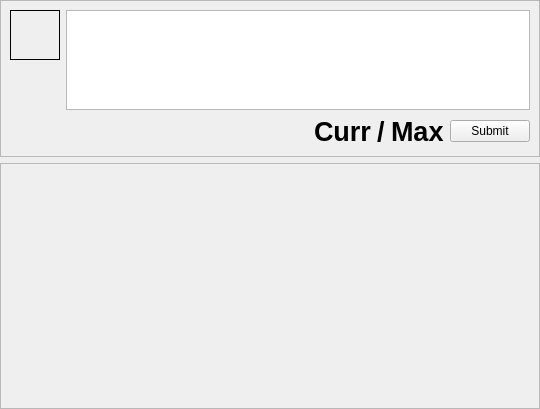
dmzdev/stance, file ui/ForumView.ui: the form before one commit.
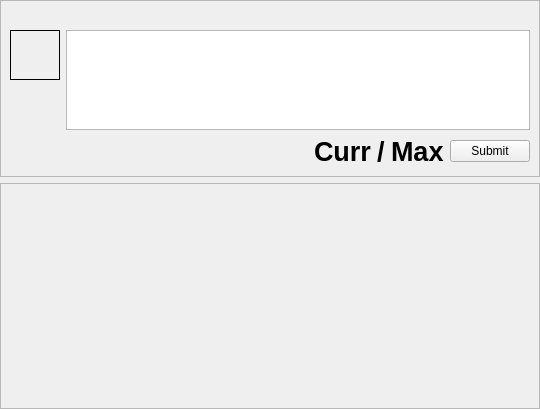
The form after the commit.

Commit message: - Added a forum post label. - Added form css stylings. - Help forum is now styled red. - Fixed advisor bugs. - Fixed gameCreation bugs.

The edit to the form file:
```diff
--- a/ui/ForumView.ui
+++ b/ui/ForumView.ui
@@ -41,7 +41,7 @@
       <enum>QFrame::Raised</enum>
      </property>
      <layout class="QGridLayout" name="gridLayout">
-      <item row="0" column="0">
+      <item row="1" column="0">
        <widget class="QLabel" name="avatarLabel">
         <property name="sizePolicy">
          <sizepolicy hsizetype="Fixed" vsizetype="Fixed">
@@ -75,7 +75,7 @@
         </property>
        </widget>
       </item>
-      <item row="0" column="1" rowspan="2" colspan="5">
+      <item row="1" column="1" rowspan="2" colspan="5">
        <widget class="QTextEdit" name="postTextEdit">
         <property name="sizePolicy">
          <sizepolicy hsizetype="Expanding" vsizetype="Fixed">
@@ -100,7 +100,7 @@
         </property>
        </widget>
       </item>
-      <item row="1" column="0" rowspan="2">
+      <item row="2" column="0" rowspan="2">
        <spacer name="verticalSpacer">
         <property name="orientation">
          <enum>Qt::Vertical</enum>
@@ -116,7 +116,7 @@
         </property>
        </spacer>
       </item>
-      <item row="2" column="1">
+      <item row="3" column="1">
        <spacer name="horizontalSpacer">
         <property name="orientation">
          <enum>Qt::Horizontal</enum>
@@ -129,14 +129,14 @@
         </property>
        </spacer>
       </item>
-      <item row="2" column="5">
+      <item row="3" column="5">
        <widget class="QPushButton" name="postSubmitButton">
         <property name="text">
          <string>Submit</string>
         </property>
        </widget>
       </item>
-      <item row="2" column="2">
+      <item row="3" column="2">
        <widget class="QLabel" name="currentCharAmt">
         <property name="font">
          <font>
@@ -150,7 +150,7 @@
         </property>
        </widget>
       </item>
-      <item row="2" column="3">
+      <item row="3" column="3">
        <widget class="QLabel" name="label_2">
         <property name="font">
          <font>
@@ -164,7 +164,7 @@
         </property>
        </widget>
       </item>
-      <item row="2" column="4">
+      <item row="3" column="4">
        <widget class="QLabel" name="totalCharAmt">
         <property name="font">
          <font>
@@ -178,6 +178,13 @@
         </property>
        </widget>
       </item>
+      <item row="0" column="1">
+       <widget class="QLabel" name="forumLabel">
+        <property name="text">
+         <string/>
+        </property>
+       </widget>
+      </item>
      </layout>
     </widget>
    </item>
@@ -198,7 +205,7 @@
         <x>0</x>
         <y>0</y>
         <width>538</width>
-        <height>233</height>
+        <height>207</height>
        </rect>
       </property>
       <property name="sizePolicy">
```
The commit also changes 5 other files.
